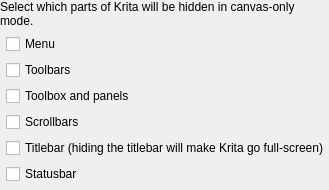
This is libs/ui/forms/wdgfullscreensettings.ui in purdygeorgeedward-dev/krimble as Qt 5 draws it before an edit. The edited form follows.
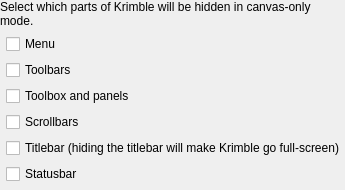
This is the edited form.

Commit message: Bump version to Krimble 1.0.0-alpha1; rebrand front-facing Krita references to Krimble

Patch:
```diff
--- a/libs/ui/forms/wdgfullscreensettings.ui
+++ b/libs/ui/forms/wdgfullscreensettings.ui
@@ -22,7 +22,7 @@
    <item row="0" column="0" colspan="2">
     <widget class="QLabel" name="label">
      <property name="text">
-      <string>Select which parts of Krita will be hidden in canvas-only mode.</string>
+      <string>Select which parts of Krimble will be hidden in canvas-only mode.</string>
      </property>
      <property name="wordWrap">
       <bool>true</bool>
@@ -60,7 +60,7 @@
    <item row="5" column="1">
     <widget class="QCheckBox" name="chkTitlebar">
      <property name="text">
-      <string>Titlebar (hiding the titlebar will make Krita go full-screen)</string>
+      <string>Titlebar (hiding the titlebar will make Krimble go full-screen)</string>
      </property>
     </widget>
    </item>
```
The commit also changes 57 other files.
